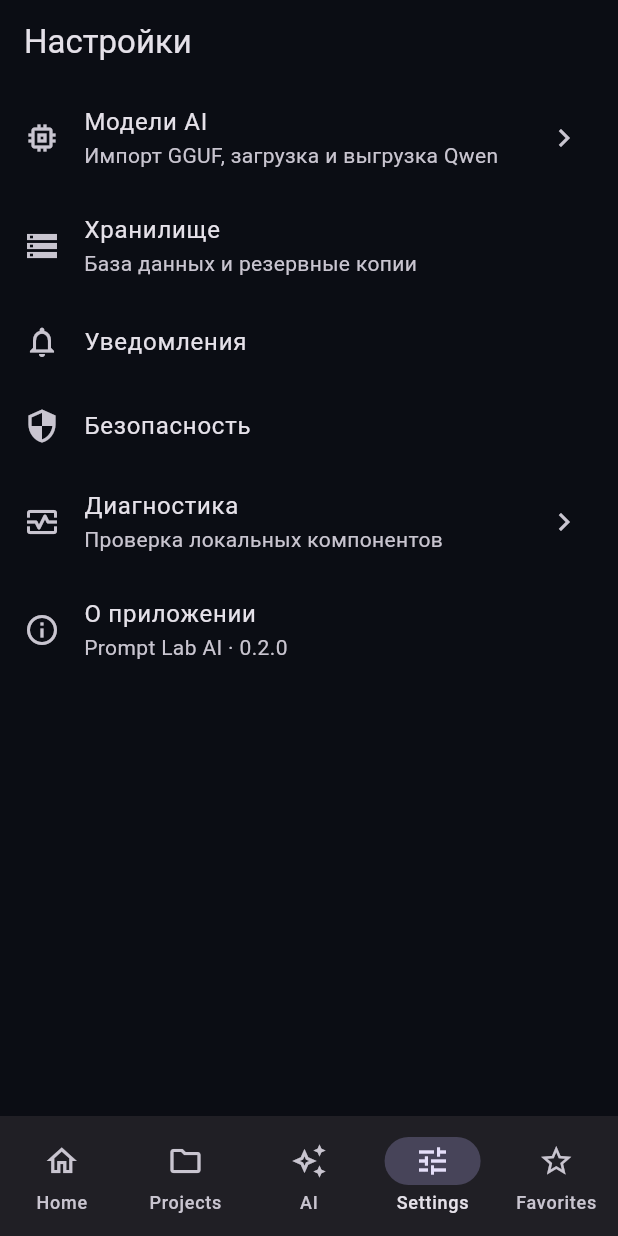
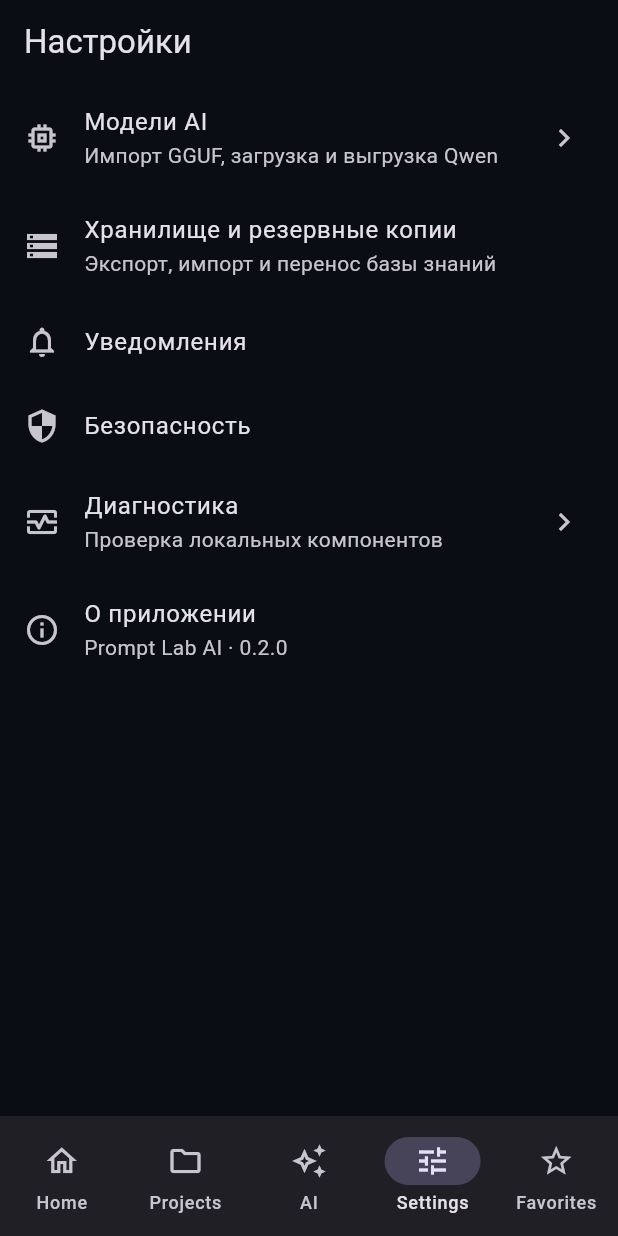
Before and after one commit to monstrvip-maker/Lab, a Flutter app: the screen it shows after launch, item 4 of the bottom bar chosen, on a phone screen of 412 x 824 dp. Run offline on Flutter 3.47's test engine with Material 3 defaults, Android fonts, the phone set to English and light mode, and no system bars; our stand-ins replace file_picker, shared_preferences, sqflite; missing offline and left inert: llama_flutter_android; accounts and stored records are empty.

Commit message:
Connect storage settings to backup and restore tools

```diff
--- a/lib/features/settings/settings_screen.dart
+++ b/lib/features/settings/settings_screen.dart
@@ -2,6 +2,7 @@ import 'package:flutter/material.dart';
 
 import '../ai/model_manager_screen.dart';
 import '../diagnostics/diagnostics_screen.dart';
+import '../workspace/workspace_tools_screen.dart';
 
 class SettingsScreen extends StatelessWidget {
   const SettingsScreen({super.key});
@@ -20,10 +21,11 @@ class SettingsScreen extends StatelessWidget {
                 MaterialPageRoute(builder: (_) => const ModelManagerScreen()),
               ),
             ),
-            const ListTile(
-              leading: Icon(Icons.storage_outlined),
-              title: Text('Хранилище'),
-              subtitle: Text('База данных и резервные копии'),
+            ListTile(
+              leading: const Icon(Icons.storage_outlined),
+              title: const Text('Хранилище и резервные копии'),
+              subtitle: const Text('Экспорт, импорт и перенос базы знаний'),
+              onTap: () => Navigator.of(context).push(MaterialPageRoute(builder: (_) => const WorkspaceToolsScreen())),
             ),
             const ListTile(
               leading: Icon(Icons.notifications_outlined),
```
